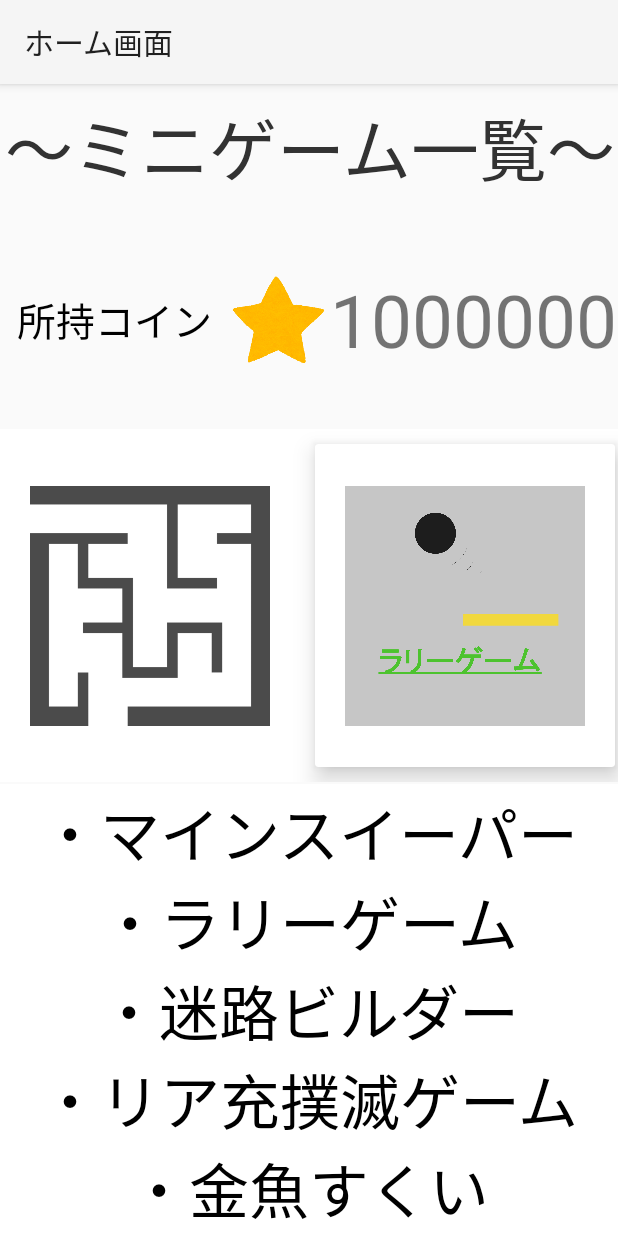
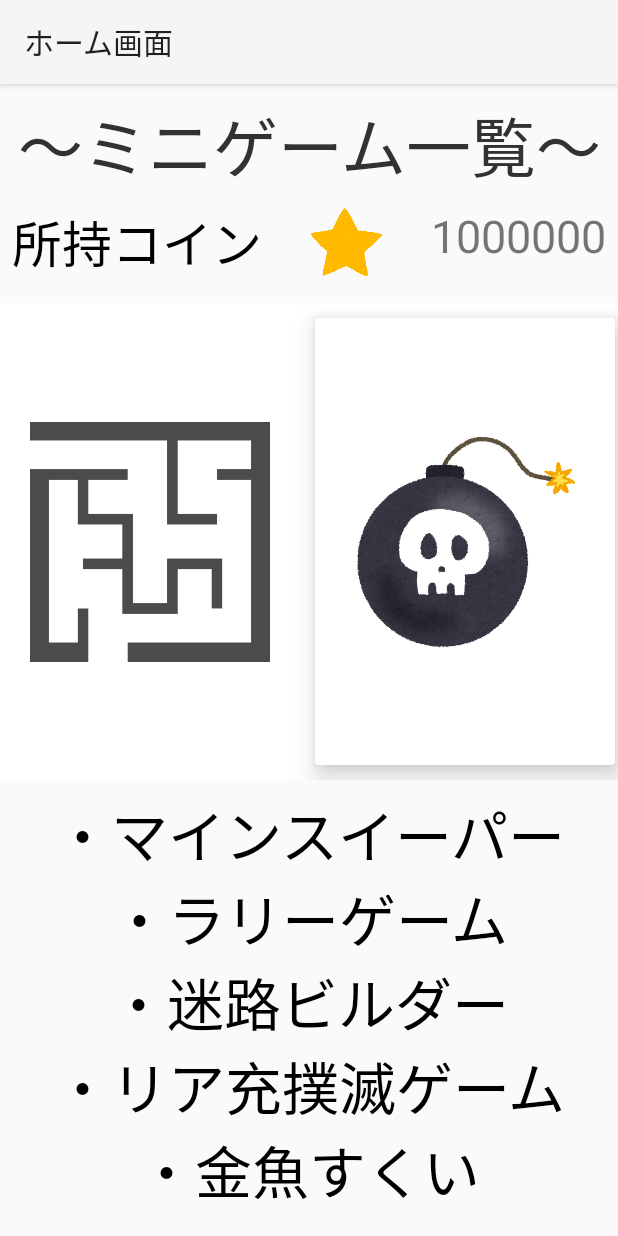
Before and after one commit to MIsosyati/LifeisGames, an Android app: the screen it shows after launch (MainActivity), on a phone screen of 412 x 824 dp. Run offline under Robolectric (Android 15) with nearby library versions, the phone set to English and light mode, and no system bars; libraries missing offline, so code that uses them is left out: io.realm; Roboto replaces fonts that are not available here; 11 statements that could not run were skipped.

Commit message:
図鑑作った メイン画面いじった

```diff
--- a/app/src/main/java/com/lifeistech/android/lifeisgames/MainActivity.kt
+++ b/app/src/main/java/com/lifeistech/android/lifeisgames/MainActivity.kt
@@ -29,7 +29,6 @@ class MainActivity : AppCompatActivity() {
 
         setTitle( "ホーム画面" );
 
-        coinlayout.visibility = View.INVISIBLE;
 
         button1.setOnClickListener {
             val intent = Intent(this, PMSActivity::class.java)
--- a/app/src/main/res/layout/activity_main.xml
+++ b/app/src/main/res/layout/activity_main.xml
@@ -6,76 +6,79 @@
     android:layout_height="match_parent"
     tools:context=".MainActivity">
 
-    <LinearLayout
-        android:layout_width="match_parent"
-        android:layout_height="match_parent"
-        android:orientation="vertical">
-
     <TextView
         android:id="@+id/textView10"
-            android:layout_width="match_parent"
-            android:layout_height="0dp"
-            android:layout_weight="1"
+        android:layout_width="0dp"
+        android:layout_height="wrap_content"
+        android:layout_marginTop="8dp"
+        android:fontFamily="@font/kosugi"
         android:gravity="center"
-            android:fontFamily="@font/kosugi"
-
+        android:maxLines="1"
         android:text="〜ミニゲーム一覧〜"
         android:textColor="@android:color/secondary_text_light"
-           android:maxLines="1"
-            app:autoSizeTextType="uniform"/>
-
-        <LinearLayout
-            android:layout_width="match_parent"
-            android:layout_height="0dp"
-            android:layout_weight="8"
-            android:orientation="vertical">
-
-                <LinearLayout
-                    android:id="@+id/coinlayout"
-                    android:layout_width="match_parent"
-                    android:layout_height="match_parent"
-                    android:layout_weight="1.7"
-                    android:orientation="horizontal">
+        android:textSize="43sp"
+        app:autoSizeTextType="uniform"
+        app:layout_constraintEnd_toEndOf="parent"
+        app:layout_constraintStart_toStartOf="parent"
+        app:layout_constraintTop_toTopOf="parent" />
 
     <TextView
         android:id="@+id/textView"
         android:layout_width="0dp"
-                        android:layout_height="match_parent"
-                        android:layout_weight="1.15"
+        android:layout_height="wrap_content"
+        android:layout_marginStart="8dp"
+        android:layout_marginLeft="8dp"
+        android:layout_marginTop="8dp"
         android:gravity="center"
         android:text="所持コイン"
         android:textColor="@android:color/black"
-                        android:textSize="26sp"
-                        app:autoSizeTextType="none" />
+        android:textSize="33sp"
+        app:autoSizeTextType="none"
+        app:layout_constraintStart_toStartOf="parent"
+        app:layout_constraintTop_toBottomOf="@+id/textView10" />
 
     <ImageView
         android:id="@+id/imageView"
         android:layout_width="0dp"
-                                android:layout_height="match_parent"
+        android:layout_height="0dp"
+        android:layout_marginStart="8dp"
+        android:layout_marginLeft="8dp"
+        android:layout_marginTop="8dp"
+        android:layout_marginEnd="8dp"
+        android:layout_marginRight="8dp"
         android:layout_weight="0.5"
         android:scaleType="fitCenter"
+        app:layout_constraintBottom_toBottomOf="@+id/textView"
+        app:layout_constraintEnd_toStartOf="@+id/textView2"
+        app:layout_constraintStart_toEndOf="@+id/textView"
+        app:layout_constraintTop_toBottomOf="@+id/textView10"
         app:srcCompat="@drawable/star" />
 
     <TextView
         android:id="@+id/textView2"
         android:layout_width="0dp"
-                                android:layout_height="match_parent"
-                                android:layout_weight="1.45"
+        android:layout_height="wrap_content"
+        android:layout_marginTop="8dp"
+        android:layout_marginEnd="8dp"
+        android:layout_marginRight="8dp"
         android:gravity="center"
         android:maxLines="1"
         android:text="1000000"
-                                app:autoSizeTextType="uniform" />
-
-                </LinearLayout>
-
+        android:textSize="30sp"
+        app:autoSizeTextType="uniform"
+        app:layout_constraintEnd_toEndOf="parent"
+        app:layout_constraintTop_toBottomOf="@+id/textView10" />
 
     <HorizontalScrollView
-                android:layout_width="match_parent"
-                android:layout_height="match_parent"
-                android:layout_marginTop="1dp"
-                android:layout_marginBottom="1dp"
-                android:layout_weight="1.4"
-                android:background="@android:color/white">
+        android:layout_width="0dp"
+        android:layout_height="0dp"
+        android:layout_marginTop="16dp"
+        android:layout_marginBottom="8dp"
+        android:background="@android:color/white"
+        app:layout_constraintBottom_toTopOf="@+id/textView4"
+        app:layout_constraintEnd_toEndOf="parent"
+        app:layout_constraintStart_toStartOf="parent"
+        app:layout_constraintTop_toBottomOf="@+id/imageView">
 
         <LinearLayout
             android:layout_width="wrap_content"
@@ -109,6 +112,15 @@
                     android:scaleType="fitCenter"
                     app:srcCompat="@drawable/bakudan" />
 
+            </androidx.cardview.widget.CardView>
+
+            <androidx.cardview.widget.CardView
+                android:layout_width="match_parent"
+                android:layout_height="match_parent"
+                android:layout_margin="10dp"
+                android:layout_weight="1"
+                app:cardElevation="10dp">
+
                 <ImageButton
                     android:id="@+id/button2"
                     android:layout_width="200dp"
@@ -118,24 +130,6 @@
                     android:padding="20dp"
                     android:scaleType="fitCenter"
                     app:srcCompat="@drawable/rarigemu" />
-                    </androidx.cardview.widget.CardView>
-
-                    <androidx.cardview.widget.CardView
-                        android:layout_width="match_parent"
-                        android:layout_height="match_parent"
-                        android:layout_margin="10dp"
-                        android:layout_weight="1"
-                        app:cardElevation="10dp">
-
-                    </androidx.cardview.widget.CardView>
-
-                    <androidx.cardview.widget.CardView
-                        android:layout_width="match_parent"
-                        android:layout_height="match_parent"
-                        android:layout_margin="10dp"
-                        android:layout_weight="1"
-                        app:cardElevation="10dp">
-
             </androidx.cardview.widget.CardView>
 
             <androidx.cardview.widget.CardView
@@ -177,29 +171,25 @@
         </LinearLayout>
     </HorizontalScrollView>
 
-            <LinearLayout
-                android:layout_width="match_parent"
-                android:layout_height="match_parent"
-                android:layout_weight="1.2"
-                android:background="@android:color/white"
-                android:orientation="vertical">
-
     <TextView
         android:id="@+id/textView4"
-                    android:layout_width="match_parent"
-                    android:layout_height="match_parent"
+        android:layout_width="0dp"
+        android:layout_height="wrap_content"
+        android:layout_marginStart="8dp"
+        android:layout_marginLeft="8dp"
+        android:layout_marginEnd="8dp"
+        android:layout_marginRight="8dp"
+        android:layout_marginBottom="16dp"
         android:fontFamily="@font/kosugi"
         android:gravity="center"
         android:maxLines="5"
         android:text="・マインスイーパー\n・ラリーゲーム\n・迷路ビルダー\n・リア充撲滅ゲーム\n・金魚すくい"
         android:textColor="@android:color/black"
-                    app:autoSizeTextType="uniform" />
-
-            </LinearLayout>
-
-        </LinearLayout>
-
-    </LinearLayout>
+        android:textSize="38sp"
+        app:autoSizeTextType="uniform"
+        app:layout_constraintBottom_toBottomOf="parent"
+        app:layout_constraintEnd_toEndOf="parent"
+        app:layout_constraintStart_toStartOf="parent" />
 
 
 </androidx.constraintlayout.widget.ConstraintLayout>
--- a/build.gradle
+++ b/build.gradle
@@ -6,7 +6,7 @@ buildscript {
         jcenter()
     }
     dependencies {
-        classpath "com.android.tools.build:gradle:4.0.1"
+        classpath 'com.android.tools.build:gradle:4.1.0'
         classpath "org.jetbrains.kotlin:kotlin-gradle-plugin:$kotlin_version"
         classpath "io.realm:realm-gradle-plugin:6.0.2"
 
```
Also changed, not shown: app/src/main/AndroidManifest.xml (+25 -16 lines), app/src/main/java/com/lifeistech/android/lifeisgames/kingyosukui/FishlibraryActivity.kt (added, +12 -0 lines), app/src/main/res/layout/activity_fishlibrary.xml (added, +17 -0 lines), app/src/main/res/layout/item_fishlibrary_data_cell.xml (added, +31 -0 lines), app/src/main/res/drawable/wakinr.jpg (added), gradle/wrapper/gradle-wrapper.properties. Lines whose indentation alone changed are shown as unchanged.
